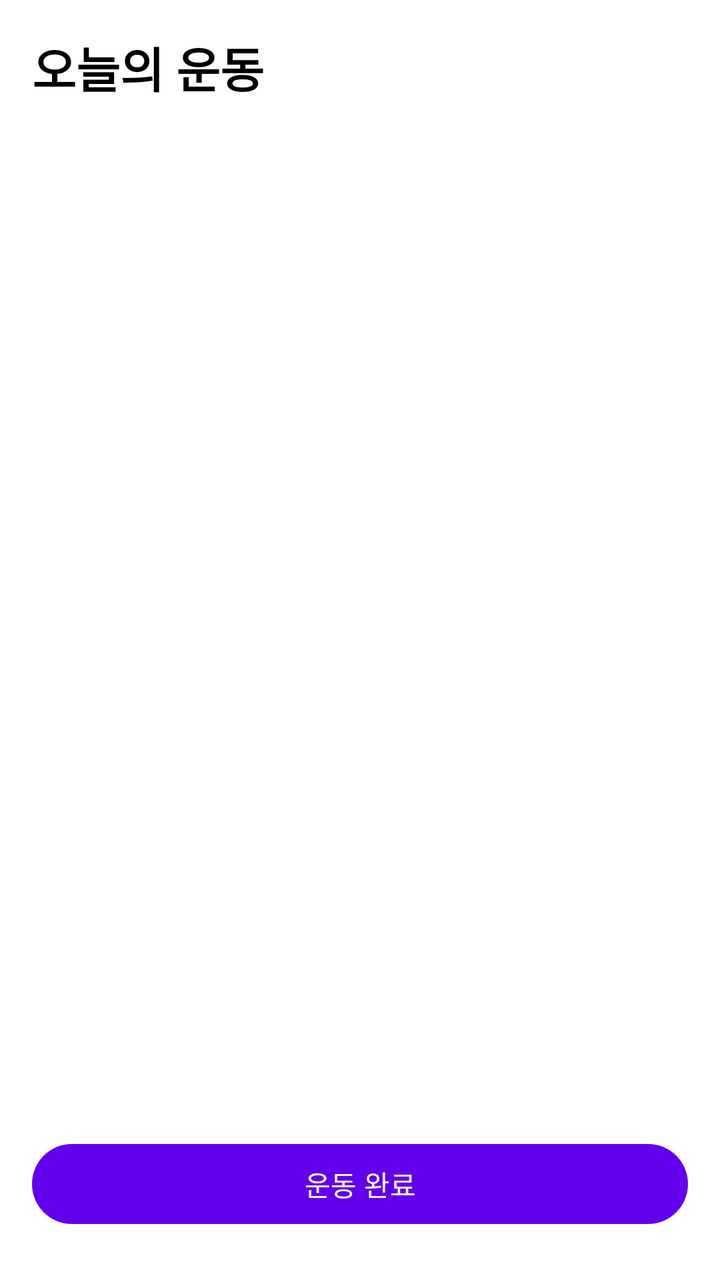
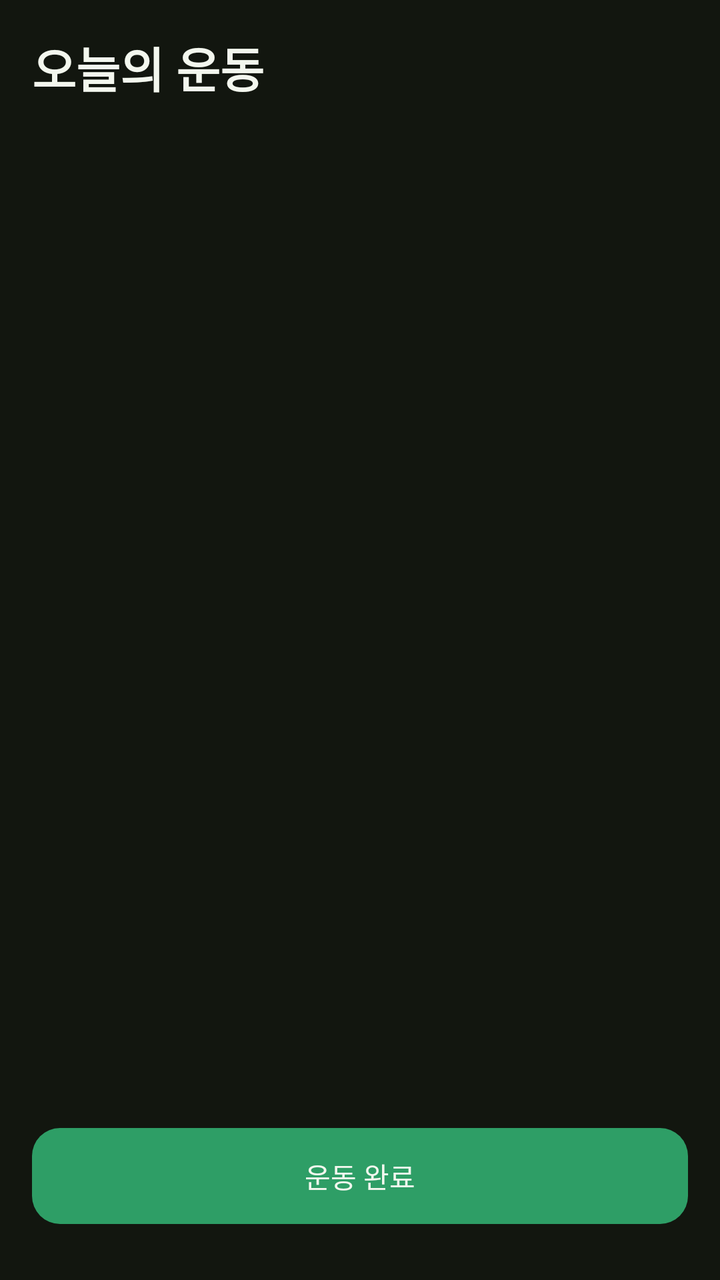

An Android layout rendered at two revisions. The XML below is the earlier revision; the diff shows what the commit changed to produce the second picture.
<!-- AndroidManifest.xml: application theme Theme.SmartBulk -->
<!-- res/layout/activity_workout_detail.xml -->
<?xml version="1.0" encoding="utf-8"?>
<androidx.constraintlayout.widget.ConstraintLayout
    xmlns:android="http://schemas.android.com/apk/res/android"
    xmlns:app="http://schemas.android.com/apk/res-auto"
    android:layout_width="match_parent"
    android:layout_height="match_parent"
    android:padding="16dp">

    
    <TextView
        android:id="@+id/tvWorkoutTitle"
        android:layout_width="0dp"
        android:layout_height="wrap_content"
        android:text="오늘의 운동"
        android:textSize="24sp"
        android:textStyle="bold"
        android:textColor="@android:color/black"
        app:layout_constraintTop_toTopOf="parent"
        app:layout_constraintStart_toStartOf="parent"
        app:layout_constraintEnd_toEndOf="parent"/>

    
    <androidx.recyclerview.widget.RecyclerView
        android:id="@+id/recyclerViewWorkout"
        android:layout_width="0dp"
        android:layout_height="0dp"
        android:layout_marginTop="16dp"
        app:layout_constraintTop_toBottomOf="@id/tvWorkoutTitle"
        app:layout_constraintStart_toStartOf="parent"
        app:layout_constraintEnd_toEndOf="parent"
        app:layout_constraintBottom_toTopOf="@id/btnCompleteWorkout"/>

    
    <com.google.android.material.button.MaterialButton
        android:id="@+id/btnCompleteWorkout"
        android:layout_width="0dp"
        android:layout_height="wrap_content"
        android:text="운동 완료"
        android:layout_marginTop="16dp"
        android:layout_marginBottom="8dp"
        app:layout_constraintBottom_toBottomOf="parent"
        app:layout_constraintStart_toStartOf="parent"
        app:layout_constraintEnd_toEndOf="parent" />

</androidx.constraintlayout.widget.ConstraintLayout>
<!-- resources referenced by this layout -->
<resources>
  <style name="Theme.SmartBulk" parent="Theme.Material3.DayNight.NoActionBar">
          
          <item name="colorPrimary">@color/purple_500</item>
          <item name="colorOnPrimary">@color/white</item>
  
          
          <item name="colorSecondary">@color/purple_700</item>
          <item name="colorOnSecondary">@color/white</item>
  
          
          <item name="android:windowBackground">@android:color/white</item>
  
          
          <item name="android:statusBarColor">@android:color/white</item>
          <item name="android:windowLightStatusBar">true</item>
          <item name="android:navigationBarColor">@android:color/white</item>
          <item name="android:windowLightNavigationBar">true</item>
  
          
          <item name="toolbarStyle">@style/SmartBulk.Toolbar</item>
      </style>
  <color name="purple_500">#FF6200EE</color>
  <color name="white">#FFFFFFFF</color>
  <color name="purple_700">#FF3700B3</color>
  <style name="SmartBulk.Toolbar" parent="Widget.Material3.Toolbar">
          <item name="titleTextColor">@color/white</item>
          <item name="android:background">?attr/colorPrimary</item>
      </style>
</resources>

<!-- the commit's change to res/layout/activity_workout_detail.xml (unified diff, before → after) -->
@@ -4,6 +4,7 @@
     xmlns:app="http://schemas.android.com/apk/res-auto"
     android:layout_width="match_parent"
     android:layout_height="match_parent"
+    android:background="@color/bg_base"
     android:padding="16dp">
 
     
@@ -14,7 +15,7 @@
         android:text="오늘의 운동"
         android:textSize="24sp"
         android:textStyle="bold"
-        android:textColor="@android:color/black"
+        android:textColor="@color/text_primary"
         app:layout_constraintTop_toTopOf="parent"
         app:layout_constraintStart_toStartOf="parent"
         app:layout_constraintEnd_toEndOf="parent"/>
@@ -33,8 +34,9 @@
     
     <com.google.android.material.button.MaterialButton
         android:id="@+id/btnCompleteWorkout"
+        style="@style/SmartBulk.Button"
         android:layout_width="0dp"
-        android:layout_height="wrap_content"
+        android:layout_height="56dp"
         android:text="운동 완료"
         android:layout_marginTop="16dp"
         android:layout_marginBottom="8dp"
<!-- resource entries referenced after the edit -->
@@ -1,32 +1,81 @@
 <!-- resources referenced by this layout -->
 <resources>
-  <style name="Theme.SmartBulk" parent="Theme.Material3.DayNight.NoActionBar">
+  <color name="bg_base">#12160F</color>
+  <color name="text_primary">#F3F7EE</color>
+  <style name="SmartBulk.Button" parent="Widget.Material3.Button">
+          <item name="backgroundTint">@color/accent</item>
+          <item name="android:textColor">@color/on_accent</item>
+          <item name="cornerRadius">14dp</item>
+          <item name="android:textAllCaps">false</item>
+          <item name="android:letterSpacing">0</item>
+      </style>
+  <style name="Theme.SmartBulk" parent="Theme.Material3.Dark.NoActionBar">
           
-          <item name="colorPrimary">@color/purple_500</item>
-          <item name="colorOnPrimary">@color/white</item>
+          <item name="colorPrimary">@color/accent</item>
+          <item name="colorOnPrimary">@color/on_accent</item>
+          <item name="colorPrimaryContainer">@color/accent_muted</item>
+          <item name="colorOnPrimaryContainer">@color/accent</item>
   
           
-          <item name="colorSecondary">@color/purple_700</item>
-          <item name="colorOnSecondary">@color/white</item>
+          <item name="colorSecondary">@color/accent_dark</item>
+          <item name="colorOnSecondary">@color/on_accent</item>
   
           
-          <item name="android:windowBackground">@android:color/white</item>
+          <item name="android:colorBackground">@color/bg_base</item>
+          <item name="colorSurface">@color/bg_surface</item>
+          <item name="colorOnSurface">@color/text_primary</item>
+          <item name="colorOnSurfaceVariant">@color/text_secondary</item>
+          <item name="colorOutline">@color/stroke_subtle</item>
+  
+          <item name="android:textColorPrimary">@color/text_primary</item>
+          <item name="android:textColorSecondary">@color/text_secondary</item>
+          <item name="android:textColorHint">@color/text_secondary</item>
   
           
-          <item name="android:statusBarColor">@android:color/white</item>
-          <item name="android:windowLightStatusBar">true</item>
-          <item name="android:navigationBarColor">@android:color/white</item>
-          <item name="android:windowLightNavigationBar">true</item>
+          <item name="android:statusBarColor">@color/bg_base</item>
+          <item name="android:windowLightStatusBar">false</item>
+          <item name="android:navigationBarColor">@color/bg_base</item>
+          <item name="android:windowLightNavigationBar" tools:targetApi="o_mr1">false</item>
   
-          
           <item name="toolbarStyle">@style/SmartBulk.Toolbar</item>
+          <item name="materialButtonStyle">@style/SmartBulk.Button</item>
+          <item name="textInputStyle">@style/SmartBulk.TextInputLayout</item>
+          <item name="materialAlertDialogTheme">@style/SmartBulk.AlertDialog</item>
       </style>
-  <color name="purple_500">#FF6200EE</color>
-  <color name="white">#FFFFFFFF</color>
-  <color name="purple_700">#FF3700B3</color>
+  <color name="accent">#2E9E66</color>
+  <color name="on_accent">#F3F7EE</color>
+  <color name="accent_muted">#1E3226</color>
+  <color name="accent_dark">#227A4F</color>
+  <color name="bg_surface">#1B2117</color>
+  <color name="text_secondary">#A7B39B</color>
+  <color name="stroke_subtle">#33402B</color>
   <style name="SmartBulk.Toolbar" parent="Widget.Material3.Toolbar">
-          <item name="titleTextColor">@color/white</item>
-          <item name="android:background">?attr/colorPrimary</item>
+          <item name="titleTextColor">@color/text_primary</item>
+          <item name="android:background">@color/bg_base</item>
+          <item name="android:elevation">0dp</item>
+      </style>
+  <style name="SmartBulk.TextInputLayout" parent="Widget.Material3.TextInputLayout.OutlinedBox">
+          <item name="boxStrokeColor">@color/accent</item>
+          <item name="hintTextColor">@color/accent</item>
+          <item name="android:textColorHint">@color/text_secondary</item>
+          <item name="boxStrokeWidth">1dp</item>
+          <item name="boxCornerRadiusTopStart">14dp</item>
+          <item name="boxCornerRadiusTopEnd">14dp</item>
+          <item name="boxCornerRadiusBottomStart">14dp</item>
+          <item name="boxCornerRadiusBottomEnd">14dp</item>
+      </style>
+  <style name="SmartBulk.AlertDialog" parent="ThemeOverlay.Material3.MaterialAlertDialog">
+          <item name="colorSurface">@color/bg_surface</item>
+          <item name="colorOnSurface">@color/text_primary</item>
+          <item name="colorPrimary">@color/accent</item>
+          <item name="materialAlertDialogTitleTextStyle">@style/SmartBulk.AlertDialog.Title</item>
+          <item name="shapeAppearanceOverlay">@style/SmartBulk.AlertDialog.Shape</item>
+      </style>
+  <style name="SmartBulk.AlertDialog.Title" parent="MaterialAlertDialog.Material3.Title.Text">
+          <item name="android:textColor">@color/accent</item>
+      </style>
+  <style name="SmartBulk.AlertDialog.Shape" parent="">
+          <item name="cornerSize">18dp</item>
       </style>
 </resources>
 
